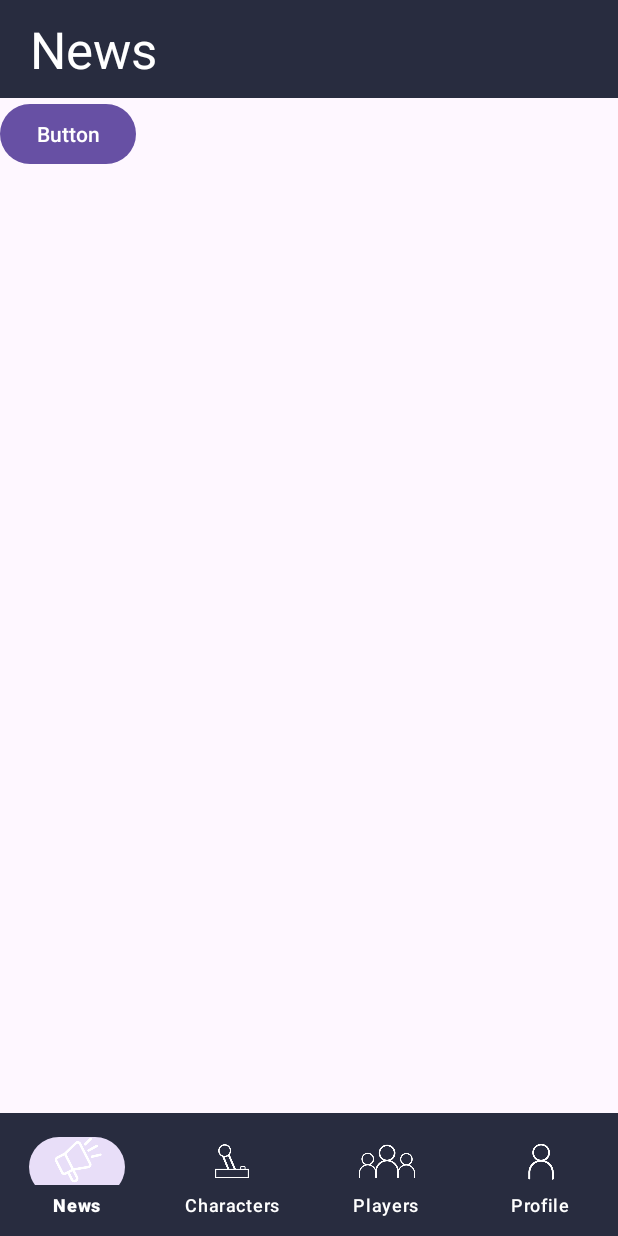
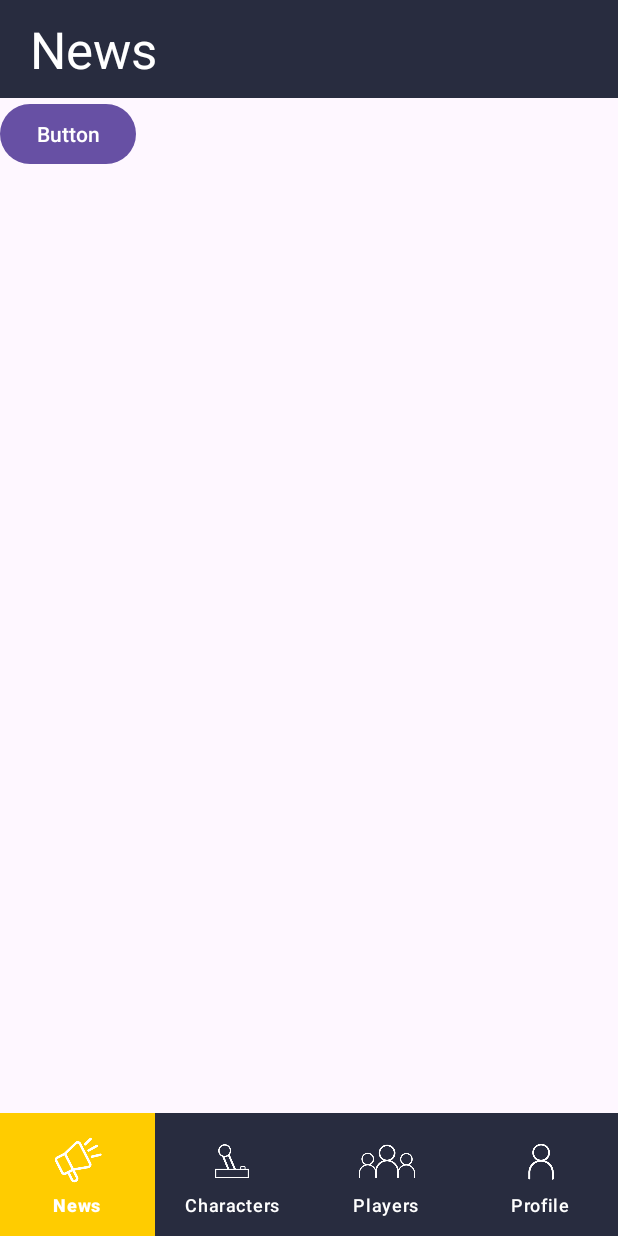
Before and after one commit to ningunFernando/MarvelAllies, an Android app: the screen it shows after launch (MainActivity), on a phone screen of 412 x 824 dp. Run offline under Robolectric (Android 15) with nearby library versions, the phone set to English and light mode, and no system bars.

Commit message:
design nav bar finished

```diff
--- /dev/null
+++ b/app/src/main/res/drawable/navbar_style.xml
@@ -0,0 +1,10 @@
+<?xml version="1.0" encoding="utf-8"?>
+<selector xmlns:android="http://schemas.android.com/apk/res/android">
+   <!-- al ser seleccionado cambio el fondo a amarillo y la forma a rectangulo-->
+    <item android:state_checked="true">
+        <shape android:shape="rectangle">
+            <solid android:color="#FFCC00"/>
+        </shape>
+    </item>
+
+</selector>
--- a/app/src/main/res/layout/activity_main.xml
+++ b/app/src/main/res/layout/activity_main.xml
@@ -21,10 +21,18 @@
         android:layout_height="match_parent"
         android:layout_weight="0.9"
         android:background="#282C3F"
-
         app:itemIconSize="40dp"
         app:itemIconTint="#FFFFFF"
         app:itemTextColor="#FFFFFF"
+        app:itemBackground="@drawable/navbar_style"
+        app:shapeAppearance="@color/transparent"
+        app:itemActiveIndicatorStyle="@color/transparent"
         app:labelVisibilityMode="labeled"
         app:menu="@menu/bottom_nav" />
+
+
+
+
+
+
 </LinearLayout>
--- a/app/src/main/res/values/colors.xml
+++ b/app/src/main/res/values/colors.xml
@@ -4,4 +4,5 @@
     <color name="white">#FFFFFFFF</color>
     <color name="BackGroundBlue">#282C3F</color>
     <color name="LightYellow">#f1c22d</color>
+    <color name="transparent">#00FFFFFF</color>
 </resources>
--- a/app/src/main/res/values/themes.xml
+++ b/app/src/main/res/values/themes.xml
@@ -6,4 +6,7 @@
     </style>
 
     <style name="Theme.MarvelAllies" parent="Base.Theme.MarvelAllies" />
+
+
+
 </resources>
```
Also changed, not shown: app/src/main/java/com/example/marvelallies/Players.kt (+3 -35 lines).
